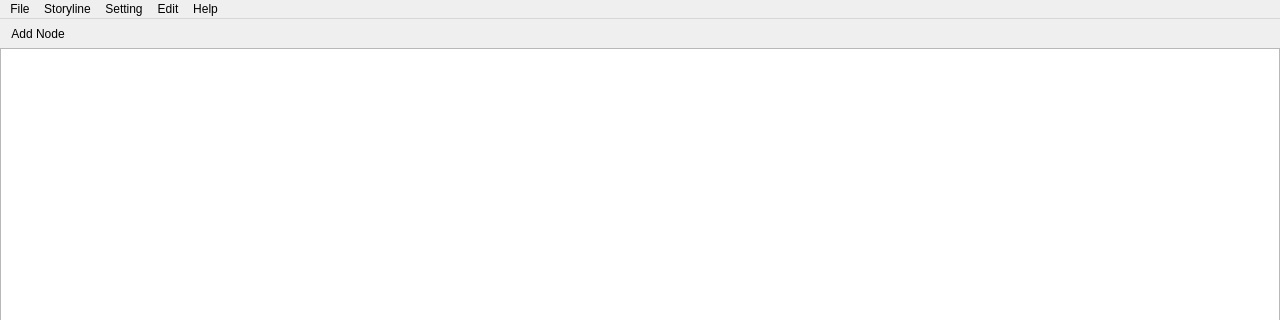
Old version of the form storymaster/view/common/storymaster_main.ui in the repository Bohndiggin/storymaster; both pictures show x 0 to 1280 and y 0 to 320 of the 1280 by 720 pixel window.
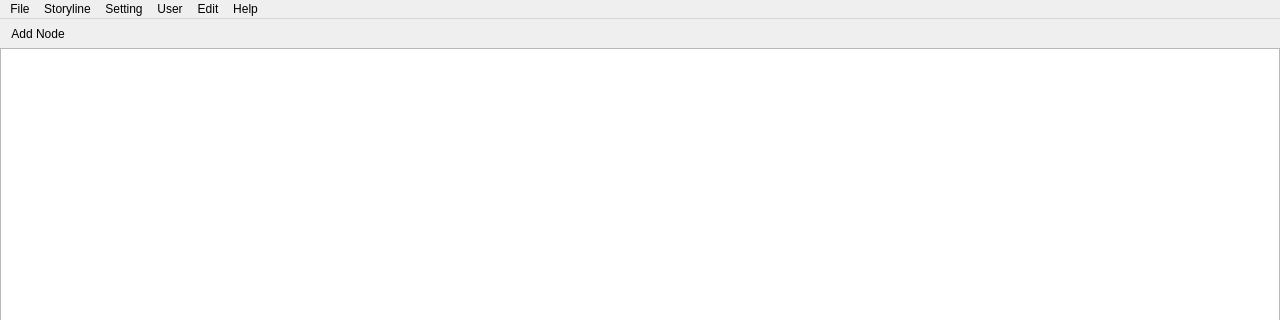
New version of the form.

Commit message: added user management

```diff
--- a/storymaster/view/common/storymaster_main.ui
+++ b/storymaster/view/common/storymaster_main.ui
@@ -570,6 +570,15 @@
     <addaction name="actionNewSetting"/>
     <addaction name="actionSwitchSetting"/>
    </widget>
+   <widget class="QMenu" name="menuUser">
+    <property name="title">
+     <string>User</string>
+    </property>
+    <addaction name="actionNewUser"/>
+    <addaction name="actionSwitchUser"/>
+    <addaction name="separator"/>
+    <addaction name="actionManageUsers"/>
+   </widget>
    <widget class="QMenu" name="menuEdit">
     <property name="title">
      <string>Edit</string>
@@ -586,6 +595,7 @@
    <addaction name="menuFile"/>
    <addaction name="menuStoryline"/>
    <addaction name="menuSetting"/>
+   <addaction name="menuUser"/>
    <addaction name="menuEdit"/>
    <addaction name="menuHelp"/>
   </widget>
```
Left out of the diff: 24 changed lines with no effect on the pictures. The commit also changes 8 other files.
